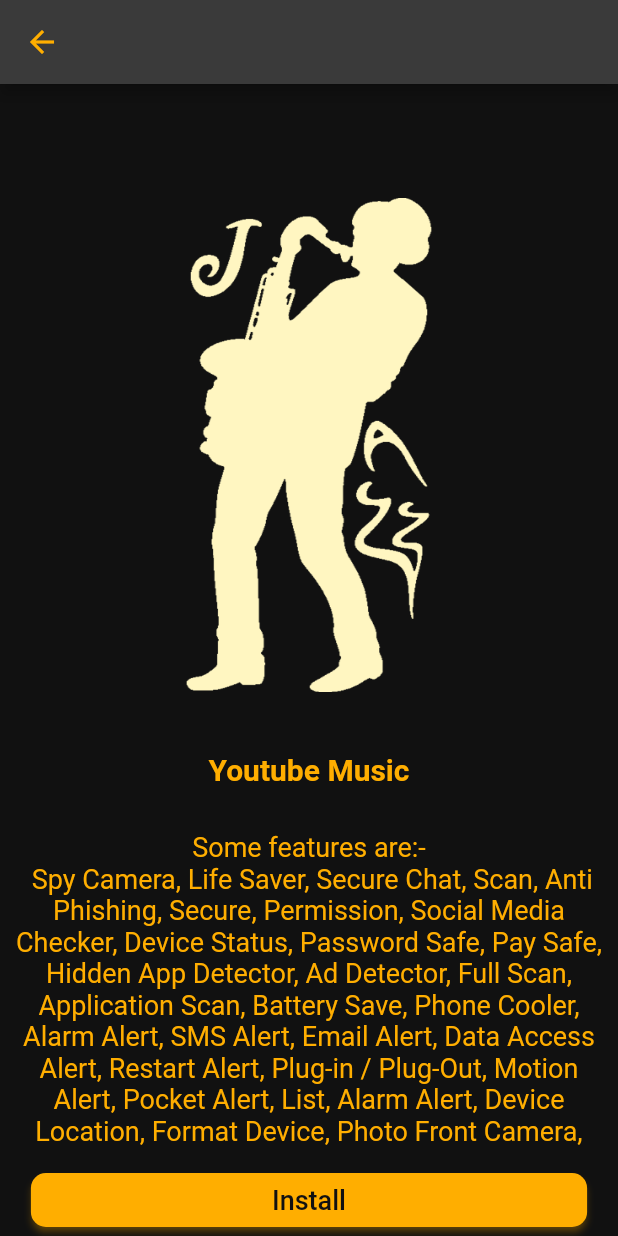
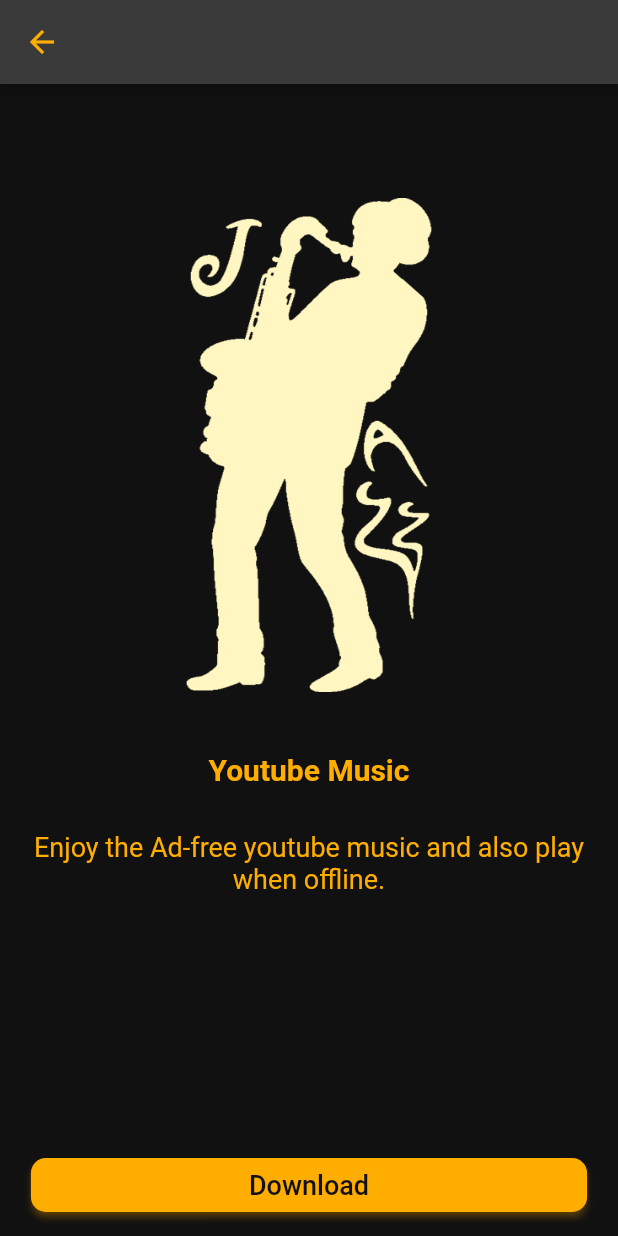
Before and after one commit to geniesoftsyatem/GSSProduct, a Flutter app: the InstallApps screen opened directly with empty values, on a phone screen of 412 x 824 dp. Run offline on Flutter 3.47's test engine with Material 2 defaults, Android fonts, the phone set to English and light mode, and no system bars; drawn by our look-alikes of carousel_slider; our stand-ins replace dio, flutter_animation_progress_bar, flutter_zoom_drawer, open_file, permission_handler; missing offline and left inert: android_intent_plus, app_installer, device_apps, flutter_animated_dialog.

Commit message:
install_screen.dart and optionsfile.dart

```diff
--- a/lib/Screens/install_screen.dart
+++ b/lib/Screens/install_screen.dart
@@ -2,6 +2,7 @@
 import 'dart:ui';
 
 import 'package:android_intent_plus/android_intent.dart';
+import 'package:app_installer/app_installer.dart';
 import 'package:carousel_slider/carousel_slider.dart';
 import 'package:device_apps/device_apps.dart';
 import 'package:dio/dio.dart';
@@ -90,6 +91,7 @@
           "Enjoy the Ad-free youtube music and also play when offline.";
     }
     _getPackageStatus();
+    _getFileDirectory();
     super.initState();
   }
 
@@ -188,9 +190,9 @@
                       ),
                       Container(
                         margin: const EdgeInsets.only(top: 30.0),
-                        child: const Text(
-                          "Some features are:- \n Spy Camera, Life Saver, Secure Chat, Scan, Anti Phishing, Secure, Permission, Social Media Checker, Device Status, Password Safe, Pay Safe, Hidden App Detector, Ad Detector, Full Scan, Application Scan, Battery Save, Phone Cooler, Alarm Alert, SMS Alert, Email Alert, Data Access Alert, Restart Alert, Plug-in / Plug-Out, Motion Alert, Pocket Alert, List, Alarm Alert, Device Location, Format Device, Photo Front Camera, Photo Back Camera, Show Message on Screen, Record Video Front Camera, Record Video Back Camera, Lock Device, Get Contact List, Get Call Log, Torch Light On, Torch Light Off, Location History, Call Filter, Privacy Protection & more…",
-                          style: TextStyle(
+                        child: Text(
+                          description,
+                          style: const TextStyle(
                             color: Color(0xFFFFAE00),
                             fontSize: 18.0,
                           ),
@@ -205,10 +207,10 @@
                 visible: install_visible,
                 child: Container(
                   margin:
-                      const EdgeInsets.only(left: 10.0, right: 10.0, top: 10.0),
+                      const EdgeInsets.all(10.0),
                   child: ElevatedButton(
                     child: const Text(
-                      "Install",
+                      "Download",
                       style: TextStyle(
                         color: Color(0xFF111111),
                         fontSize: 18.0,
@@ -232,7 +234,7 @@
                 visible: progress_visible,
                 child: Container(
                   margin:
-                      const EdgeInsets.only(left: 10.0, right: 10.0, top: 10.0),
+                      const EdgeInsets.all(10.0),
                   child: FAProgressBar(
                     backgroundColor: const Color(0xFF3A3A3A),
                     maxValue: 100,
@@ -246,10 +248,10 @@
                 visible: open_visible,
                 child: Container(
                   margin:
-                      const EdgeInsets.only(left: 10.0, right: 10.0, top: 10.0),
+                      const EdgeInsets.all(10.0),
                   child: ElevatedButton(
                     child: const Text(
-                      "Open",
+                      "Install",
                       style: TextStyle(
                         color: Color(0xFF111111),
                         fontSize: 18.0,
@@ -264,7 +266,8 @@
                       ),
                     ),
                     onPressed: () async {
-                      bool isInstalled = await DeviceApps.isAppInstalled(app_package_name);
+                      bool isInstalled =
+                          await DeviceApps.isAppInstalled(app_package_name);
                       if (option == "Spy Camera" ||
                           option == "Life Saver" ||
                           option == "Secure Chat" ||
@@ -274,16 +277,18 @@
                           option == "Wi-Fi Protect") {
                         if (isInstalled) {
                           launchNativeActivity(option);
-                        }  else {
+                        } else {
                           OpenFile.open(open_path);
                         }
                       } else if (option == "YouTube Video" || option == "YouTube Music") {
                         if (isInstalled) {
                           DeviceApps.openApp(app_package_name);
-                        }  else {
+                        } else {
                           OpenFile.open(open_path);
+                          AppInstaller.installApk('/sdcard/app/app-debug.apk');
                         }
                       }
+                      Navigator.of(context).pop();
                     },
                   ),
                 ),
@@ -317,6 +322,18 @@
       return status.isGranted;
     } else {
       return status.isDenied;
+    }
+  }
+
+  Future<void> _getFileDirectory() async {
+    final dir = await _getDownloadDirectory();
+    final isPermissionStatusGranted = await _requestPermissions();
+
+    if (isPermissionStatusGranted) {
+      open_path = path.join(dir!.path, _fileName);
+      // await _startDownload(savePath);
+    } else {
+      // handle the scenario when user declines the permissions
     }
   }
 
@@ -418,10 +435,10 @@
         }
         if (pageName == "Spy Camera") {
           intent = const AndroidIntent(
-            action: 'android_send',
-            package: 'com.gss.genieshield',
-            componentName: 'com.gss.genieshield.Activity.VideoAudioRecorderActivity'
-          );
+              action: 'android_send',
+              package: 'com.gss.genieshield',
+              componentName:
+                  'com.gss.genieshield.Activity.VideoAudioRecorderActivity');
           await intent.launch();
         }
         if (pageName == "Life Saver") {
--- a/lib/Screens/optionsfile.dart
+++ b/lib/Screens/optionsfile.dart
@@ -184,15 +184,32 @@
                                     builder: (context) =>
                                         InstallApps(homepageList[index].name)));
                           }
-                        } else if (homepageList[index].name ==
-                                "YouTube Video" ||
-                            homepageList[index].name == "YouTube Music") {
+                        } else if (homepageList[index].name == "YouTube Video") {
+                          bool installed = await DeviceApps.isAppInstalled(
+                              "com.vanced.android.youtube");
+                          if (installed) {
+                            DeviceApps.openApp("com.vanced.android.youtube");
+                          } else {
                             Navigator.push(
                                 context,
                                 MaterialPageRoute(
                                     builder: (context) =>
                                         InstallApps(homepageList[index].name)));
+                          }
+                        } else if (homepageList[index].name == "YouTube Music") {
+                          bool installed = await DeviceApps.isAppInstalled(
+                              "com.vanced.android.apps.youtube.music");
+                          if (installed) {
+                            DeviceApps.openApp("com.vanced.android.apps.youtube.music");
                           } else {
+                            Navigator.push(
+                                context,
+                                MaterialPageRoute(
+                                    builder: (context) =>
+                                        InstallApps(homepageList[index].name)));
+                          }
+                        }
+                        else {
                           _alertDialog();
                         }
                       },
--- a/pubspec.yaml
+++ b/pubspec.yaml
@@ -47,6 +47,7 @@
   flutter_animation_progress_bar: ^2.0.1
   device_apps: ^2.1.1
   android_intent_plus: ^3.0.2
+  app_installer: ^1.1.0
 
 dev_dependencies:
   flutter_test:
```
Also changed, not shown: pubspec.lock. Lines whose indentation alone changed are shown as unchanged.
